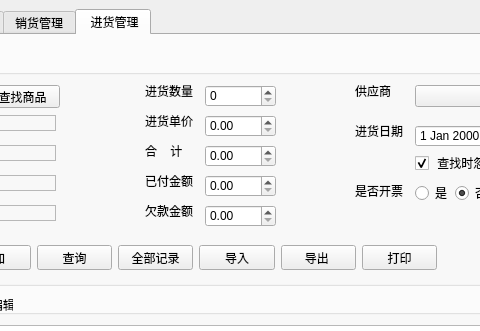
The window that mainwindow.ui (YanhuiLu89/customermgsys) describes before a commit, drawn with Qt 5; both pictures show x 246 to 726 and y 0 to 331 of the 954 by 700 pixel window.
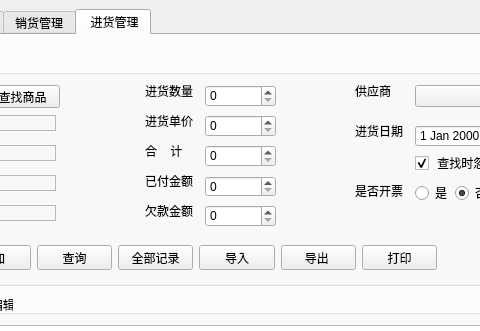
The same window after the commit.

```diff
--- a/mainwindow.ui
+++ b/mainwindow.ui
@@ -1570,7 +1570,7 @@
           <string>进货日期</string>
          </property>
         </widget>
-        <widget class="QDoubleSpinBox" name="stock_owed_doubleSpinBox">
+        <widget class="QSpinBox" name="stock_owed_spinBox">
          <property name="geometry">
           <rect>
            <x>430</x>
@@ -1580,10 +1580,10 @@
           </rect>
          </property>
          <property name="maximum">
-          <double>9999999999.989999771118164</double>
+          <number>999999999</number>
          </property>
         </widget>
-        <widget class="QDoubleSpinBox" name="stock_price_doubleSpinBox">
+        <widget class="QSpinBox" name="stock_price_spinBox">
          <property name="geometry">
           <rect>
            <x>430</x>
@@ -1593,7 +1593,7 @@
           </rect>
          </property>
          <property name="maximum">
-          <double>99999.990000000005239</double>
+          <number>9999</number>
          </property>
         </widget>
         <widget class="QLabel" name="stock_sellprice_label">
@@ -1635,17 +1635,17 @@
           <string>进货数量</string>
          </property>
         </widget>
-        <widget class="QDoubleSpinBox" name="stock_payed_doubleSpinBox">
+        <widget class="QSpinBox" name="stock_payed_spinBox">
          <property name="geometry">
           <rect>
            <x>430</x>
-           <y>120</y>
+           <y>121</y>
            <width>71</width>
-           <height>22</height>
+           <height>21</height>
           </rect>
          </property>
          <property name="maximum">
-          <double>9999999999.989999771118164</double>
+          <number>999999999</number>
          </property>
         </widget>
         <widget class="QLabel" name="stock_payed_label">
@@ -1687,7 +1687,7 @@
           <string>合    计</string>
          </property>
         </widget>
-        <widget class="QDoubleSpinBox" name="stock_totalprice_doubleSpinBox">
+        <widget class="QSpinBox" name="stock_totalprice_spinBox">
          <property name="geometry">
           <rect>
            <x>430</x>
@@ -1697,7 +1697,7 @@
           </rect>
          </property>
          <property name="maximum">
-          <double>9999999999.989999771118164</double>
+          <number>999999999</number>
          </property>
         </widget>
         <widget class="QLabel" name="stock_prono_label">
```
Left out of the diff: 26 changed lines with no effect on the pictures.
